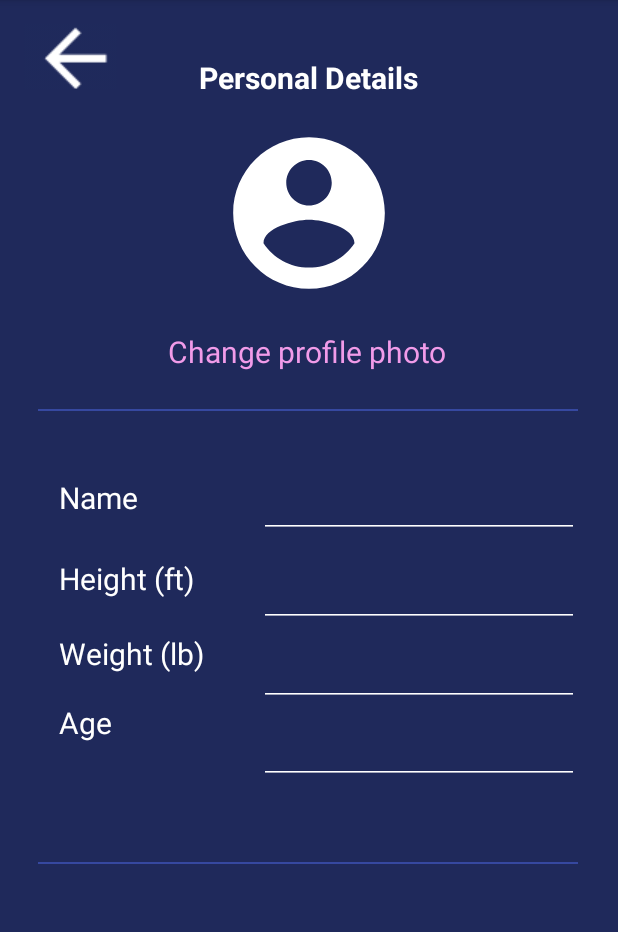
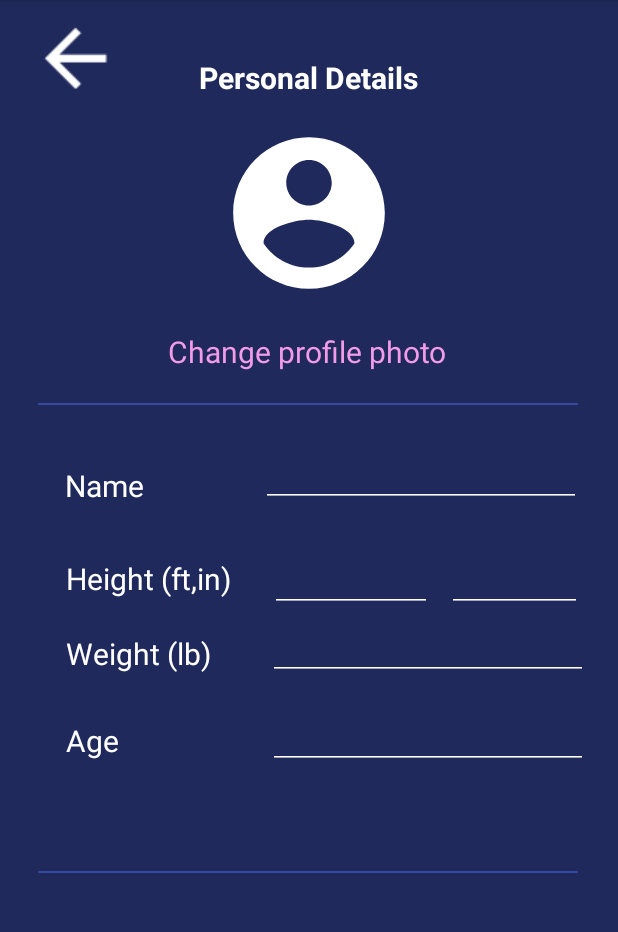
Before and after one commit to Ryan-Adami/cs160_prog3, an Android app: the screen it shows after launch (MainActivity), item 2 of the bottom bar chosen, on a phone screen of 412 x 824 dp, the part 84-1016 px from its top. Run offline under Robolectric (Android 15) with nearby library versions, the phone set to English and light mode, and no system bars; our stand-ins replace navigation-ui.

Commit message:
Add circle on screen 1 and change text boxes to numerical boxes in profile page

```diff
--- a/app/src/main/java/com/example/cs160_prog3/MainActivity.java
+++ b/app/src/main/java/com/example/cs160_prog3/MainActivity.java
@@ -38,7 +38,7 @@ public class MainActivity extends AppCompatActivity {
         });
     }
 
-    public void sendMessage(View view) {
+    public void toMenu(View view) {
         Intent intent = new Intent(this, SelectWorkout.class);
         startActivity(intent);
     }
--- a/app/src/main/java/com/example/cs160_prog3/SelectWorkout.java
+++ b/app/src/main/java/com/example/cs160_prog3/SelectWorkout.java
@@ -21,7 +21,7 @@ public class SelectWorkout extends AppCompatActivity {
 
         ActionBar actionBar = getSupportActionBar();
         if (actionBar != null) {
-            actionBar.setDisplayHomeAsUpEnabled(true);
+            actionBar.setDisplayHomeAsUpEnabled(false);
         }
 
     }
--- a/app/src/main/res/layout/activity_choices.xml
+++ b/app/src/main/res/layout/activity_choices.xml
@@ -5,6 +5,17 @@
     android:layout_width="match_parent"
     android:layout_height="match_parent"
     android:background="#1f295b">
+
+    <ImageButton
+        android:id="@+id/imageButton2"
+        android:layout_width="62dp"
+        android:layout_height="43dp"
+        android:layout_marginStart="16dp"
+        android:layout_marginTop="16dp"
+        android:onClick="goBackToMain"
+        app:layout_constraintStart_toStartOf="parent"
+        app:layout_constraintTop_toTopOf="parent"
+        app:srcCompat="@drawable/arrow" />
 
     <TextView
         android:id="@+id/textView16"
--- a/app/src/main/res/layout/activity_main.xml
+++ b/app/src/main/res/layout/activity_main.xml
@@ -149,7 +149,6 @@
         android:layout_marginStart="6dp"
         android:layout_marginTop="12dp"
         android:background="@drawable/rounded_container"
-        android:onClick="sendMessage"
         app:layout_constraintEnd_toEndOf="parent"
         app:layout_constraintHorizontal_bias="0.47"
         app:layout_constraintStart_toStartOf="parent"
@@ -339,4 +338,16 @@
         app:layout_constraintVertical_bias="1.0"
         app:menu="@menu/bottom_nav_menu" />
 
+    <ImageView
+        android:id="@+id/imageView5"
+        android:layout_width="61dp"
+        android:layout_height="56dp"
+        android:layout_marginBottom="32dp"
+        android:onClick="toMenu"
+        android:translationZ="90dp"
+        app:layout_constraintBottom_toBottomOf="parent"
+        app:layout_constraintEnd_toEndOf="parent"
+        app:layout_constraintStart_toStartOf="parent"
+        app:srcCompat="@drawable/circle" />
+
 </androidx.constraintlayout.widget.ConstraintLayout>
--- a/app/src/main/res/layout/activity_profile.xml
+++ b/app/src/main/res/layout/activity_profile.xml
@@ -7,6 +7,18 @@
     android:background="#1f295b"
     android:onClick="goBackToMain"
     tools:context=".Profile">
+
+    <EditText
+        android:id="@+id/editTextNumberDecimal2"
+        android:layout_width="wrap_content"
+        android:layout_height="wrap_content"
+        android:layout_marginEnd="20dp"
+        android:backgroundTint="@color/white"
+        android:ems="10"
+        android:inputType="numberDecimal"
+        android:textColor="@color/white"
+        app:layout_constraintEnd_toEndOf="parent"
+        app:layout_constraintTop_toBottomOf="@+id/editTextNumber2" />
 
     <TextView
         android:id="@+id/textView13"
@@ -25,15 +37,12 @@
         android:id="@+id/textView20"
         android:layout_width="360dp"
         android:layout_height="1dp"
-        android:layout_marginTop="24dp"
-        android:layout_marginBottom="188dp"
+        android:layout_marginTop="68dp"
         android:background="#3648A0"
-        app:layout_constraintBottom_toBottomOf="parent"
         app:layout_constraintEnd_toEndOf="parent"
-        app:layout_constraintHorizontal_bias="0.486"
+        app:layout_constraintHorizontal_bias="0.49"
         app:layout_constraintStart_toStartOf="parent"
-        app:layout_constraintTop_toBottomOf="@+id/editTextTextPersonName5"
-        app:layout_constraintVertical_bias="0.0" />
+        app:layout_constraintTop_toBottomOf="@+id/editTextNumber" />
 
     <ImageView
         android:id="@+id/imageView3"
@@ -77,65 +86,12 @@
         app:layout_constraintVertical_bias="0.024" />
 
     <EditText
-        android:id="@+id/editTextTextPersonName3"
-        android:layout_width="wrap_content"
-        android:layout_height="wrap_content"
-        android:layout_marginStart="206dp"
-        android:layout_marginEnd="59dp"
-        android:backgroundTint="@color/white"
-        android:ems="10"
-        android:inputType="textPersonName"
-        android:minHeight="48dp"
-        android:text=""
-        app:layout_constraintBottom_toTopOf="@+id/editTextTextPersonName5"
-        app:layout_constraintEnd_toEndOf="parent"
-        app:layout_constraintStart_toStartOf="parent"
-        app:layout_constraintTop_toBottomOf="@+id/editTextTextPersonName4"
-        tools:ignore="SpeakableTextPresentCheck" />
-
-    <EditText
-        android:id="@+id/editTextTextPersonName4"
-        android:layout_width="wrap_content"
-        android:layout_height="wrap_content"
-        android:layout_marginStart="206dp"
-        android:layout_marginEnd="59dp"
-        android:backgroundTint="@color/white"
-        android:ems="10"
-        android:inputType="textPersonName"
-        android:minHeight="48dp"
-        android:text=""
-        app:layout_constraintBottom_toTopOf="@+id/editTextTextPersonName3"
-        app:layout_constraintEnd_toEndOf="parent"
-        app:layout_constraintStart_toStartOf="parent"
-        app:layout_constraintTop_toBottomOf="@+id/editTextTextPersonName2"
-        tools:ignore="SpeakableTextPresentCheck" />
-
-    <EditText
-        android:id="@+id/editTextTextPersonName5"
-        android:layout_width="wrap_content"
-        android:layout_height="wrap_content"
-        android:layout_marginStart="206dp"
-        android:layout_marginEnd="59dp"
-        android:layout_marginBottom="24dp"
-        android:backgroundTint="@color/white"
-        android:ems="10"
-        android:inputType="textPersonName"
-        android:minHeight="48dp"
-        android:text=""
-        app:layout_constraintBottom_toTopOf="@+id/textView20"
-        app:layout_constraintEnd_toEndOf="parent"
-        app:layout_constraintStart_toStartOf="parent"
-        app:layout_constraintTop_toBottomOf="@+id/editTextTextPersonName3"
-        tools:ignore="SpeakableTextPresentCheck" />
-
-    <EditText
         android:id="@+id/editTextTextPersonName2"
         android:layout_width="wrap_content"
         android:layout_height="wrap_content"
         android:layout_marginStart="206dp"
-        android:layout_marginTop="19dp"
+        android:layout_marginTop="20dp"
         android:layout_marginEnd="59dp"
-        android:layout_marginBottom="7dp"
         android:backgroundTint="@color/white"
         android:ems="10"
         android:inputType="textPersonName"
@@ -143,8 +99,8 @@
         android:text=""
         android:textColor="@color/white"
         android:textColorHint="@color/white"
-        app:layout_constraintBottom_toTopOf="@+id/editTextTextPersonName4"
         app:layout_constraintEnd_toEndOf="parent"
+        app:layout_constraintHorizontal_bias="0.484"
         app:layout_constraintStart_toStartOf="parent"
         app:layout_constraintTop_toBottomOf="@+id/textView13"
         tools:ignore="SpeakableTextPresentCheck" />
@@ -154,12 +110,13 @@
         android:layout_width="149dp"
         android:layout_height="26dp"
         android:layout_marginStart="56dp"
-        android:layout_marginTop="44dp"
+        android:layout_marginTop="40dp"
         android:layout_marginEnd="1dp"
         android:text="Name"
         android:textColor="@color/white"
         android:textSize="20sp"
         app:layout_constraintEnd_toStartOf="@+id/editTextTextPersonName2"
+        app:layout_constraintHorizontal_bias="0.4"
         app:layout_constraintStart_toStartOf="parent"
         app:layout_constraintTop_toBottomOf="@+id/textView13" />
 
@@ -167,13 +124,11 @@
         android:id="@+id/textView17"
         android:layout_width="149dp"
         android:layout_height="26dp"
-        android:layout_marginStart="56dp"
+        android:layout_marginStart="44dp"
         android:layout_marginTop="24dp"
-        android:layout_marginEnd="1dp"
         android:text="Weight (lb)"
         android:textColor="@color/white"
         android:textSize="20sp"
-        app:layout_constraintEnd_toStartOf="@+id/editTextTextPersonName3"
         app:layout_constraintStart_toStartOf="parent"
         app:layout_constraintTop_toBottomOf="@+id/textView18" />
 
@@ -181,13 +136,11 @@
         android:id="@+id/textView19"
         android:layout_width="149dp"
         android:layout_height="26dp"
-        android:layout_marginStart="56dp"
-        android:layout_marginTop="20dp"
-        android:layout_marginEnd="1dp"
+        android:layout_marginStart="44dp"
+        android:layout_marginTop="32dp"
         android:text="Age"
         android:textColor="@color/white"
         android:textSize="20sp"
-        app:layout_constraintEnd_toStartOf="@+id/editTextTextPersonName5"
         app:layout_constraintStart_toStartOf="parent"
         app:layout_constraintTop_toBottomOf="@+id/textView17" />
 
@@ -195,13 +148,11 @@
         android:id="@+id/textView18"
         android:layout_width="149dp"
         android:layout_height="26dp"
-        android:layout_marginStart="56dp"
-        android:layout_marginTop="28dp"
-        android:layout_marginEnd="1dp"
-        android:text="Height (ft)"
+        android:layout_marginStart="44dp"
+        android:layout_marginTop="36dp"
+        android:text="Height (ft,in)"
         android:textColor="@color/white"
         android:textSize="20sp"
-        app:layout_constraintEnd_toStartOf="@+id/editTextTextPersonName4"
         app:layout_constraintStart_toStartOf="parent"
         app:layout_constraintTop_toBottomOf="@+id/textView15" />
 
@@ -216,4 +167,43 @@
         app:layout_constraintTop_toTopOf="parent"
         app:srcCompat="@drawable/arrow" />
 
+    <EditText
+        android:id="@+id/editTextNumber"
+        android:layout_width="213dp"
+        android:layout_height="45dp"
+        android:layout_marginTop="14dp"
+        android:layout_marginEnd="20dp"
+        android:backgroundTint="@color/white"
+        android:ems="10"
+        android:inputType="number"
+        android:textColor="@color/white"
+        app:layout_constraintEnd_toEndOf="parent"
+        app:layout_constraintTop_toBottomOf="@+id/editTextNumberDecimal2" />
+
+    <EditText
+        android:id="@+id/editTextNumberDecimal"
+        android:layout_width="90dp"
+        android:layout_height="42dp"
+        android:layout_marginTop="28dp"
+        android:layout_marginEnd="24dp"
+        android:backgroundTint="@color/white"
+        android:ems="10"
+        android:inputType="numberDecimal"
+        android:textColor="@color/white"
+        app:layout_constraintEnd_toEndOf="parent"
+        app:layout_constraintTop_toBottomOf="@+id/editTextTextPersonName2" />
+
+    <EditText
+        android:id="@+id/editTextNumber2"
+        android:layout_width="108dp"
+        android:layout_height="42dp"
+        android:layout_marginTop="28dp"
+        android:layout_marginEnd="124dp"
+        android:backgroundTint="@color/white"
+        android:ems="10"
+        android:inputType="number"
+        android:textColor="@color/white"
+        app:layout_constraintEnd_toEndOf="parent"
+        app:layout_constraintTop_toBottomOf="@+id/editTextTextPersonName2" />
+
 </androidx.constraintlayout.widget.ConstraintLayout>
```
Also changed, not shown: app/src/main/res/drawable/circle.png (added).
